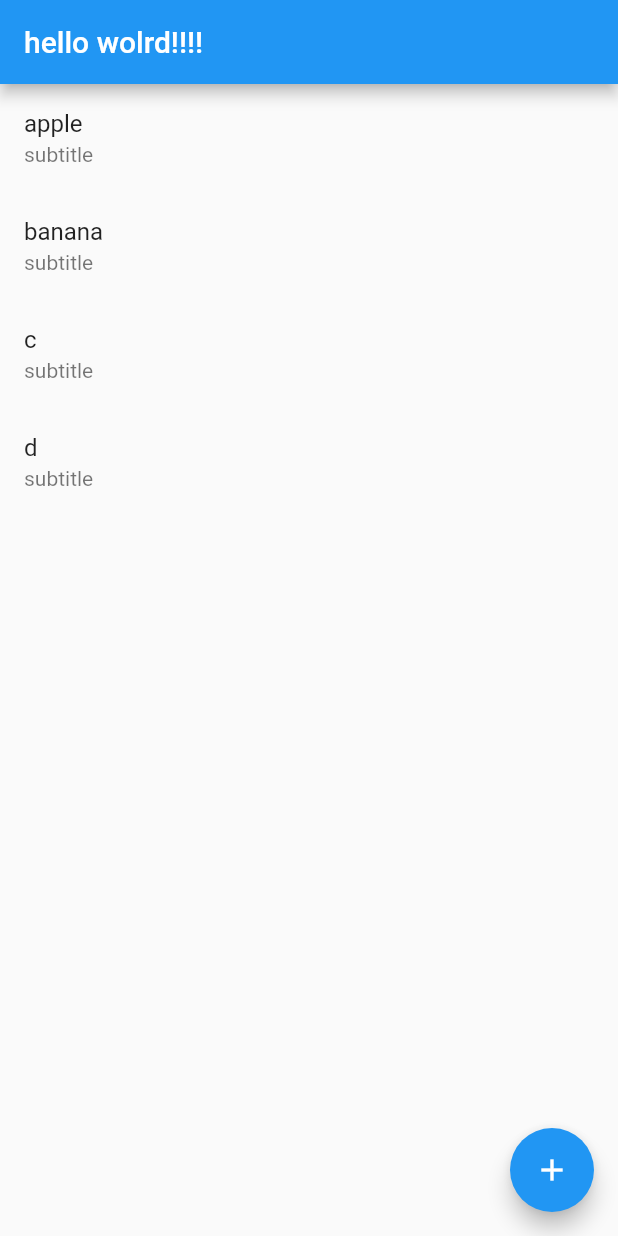
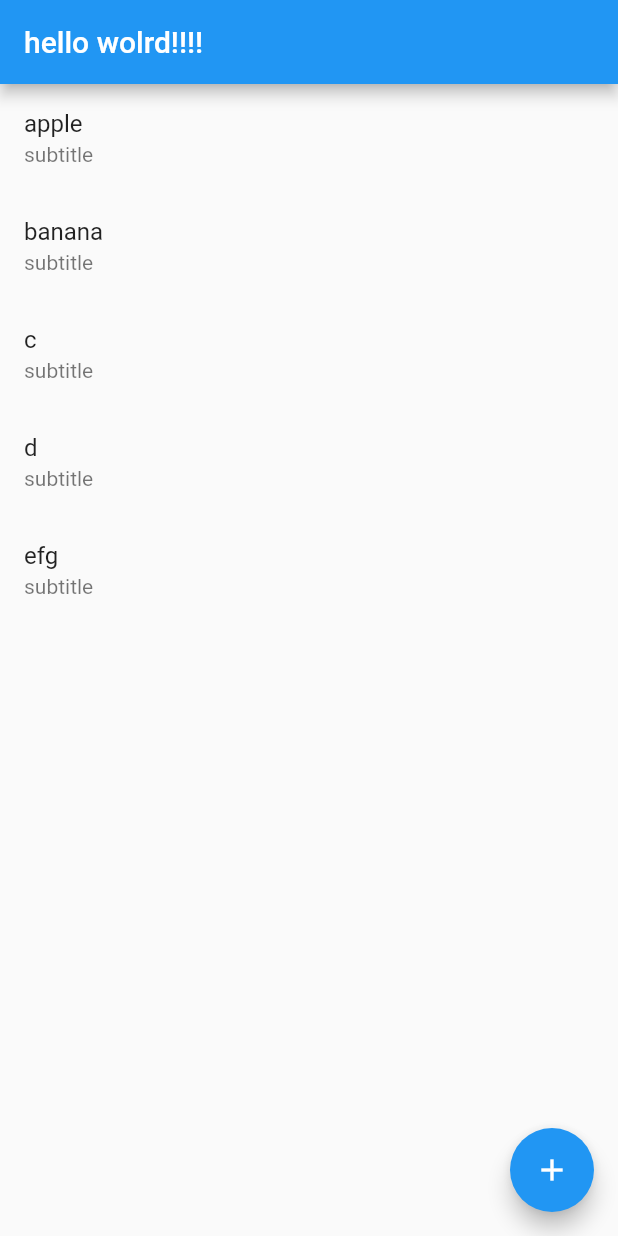
Before and after one commit to sniper-fly/comfortable_diary, a Flutter app: the screen it shows after launch, on a phone screen of 412 x 824 dp. Run offline on Flutter 3.47's test engine with Material 2 defaults, Android fonts, the phone set to English and light mode, and no system bars.

Commit message:
add new item in list

```diff
--- a/lib/main.dart
+++ b/lib/main.dart
@@ -30,7 +30,6 @@ class MyApp extends StatelessWidget {
 class MyHomePage extends StatefulWidget {
   MyHomePage({Key key, this.title}) : super(key: key);
 
-
   final String title;
 
   @override
@@ -38,9 +37,7 @@ class MyHomePage extends StatefulWidget {
 }
 
 class _MyHomePageState extends State<MyHomePage> {
- List<String>
- texts
- =["apple","banana","c","d"];
+  List<String> texts = ["apple", "banana", "c", "d", "efg"];
 
   @override
   Widget build(BuildContext context) {
@@ -49,15 +46,12 @@ class _MyHomePageState extends State<MyHomePage> {
         title: Text("hello wolrd!!!!"),
       ),
       body: Center(
-        child:
-          ListView.builder(
+        child: ListView.builder(
             itemCount: texts.length,
-              itemBuilder: (_, index) => ListTile(
-            title: Text(texts[index]),
-                subtitle: Text("subtitle"),
-          )
-
-        ),
+            itemBuilder: (_, index) => ListTile(
+                  title: Text(texts[index]),
+                  subtitle: Text("subtitle"),
+                )),
 //        Column(
 //          mainAxisAlignment: MainAxisAlignment.start,
 //          crossAxisAlignment: CrossAxisAlignment.end,
@@ -95,7 +89,7 @@ class _MyHomePageState extends State<MyHomePage> {
             ),
           );
         },
-      ),// This trailing comma makes auto-formatting nicer for build methods.
+      ), // This trailing comma makes auto-formatting nicer for build methods.
     );
   }
 }
```
